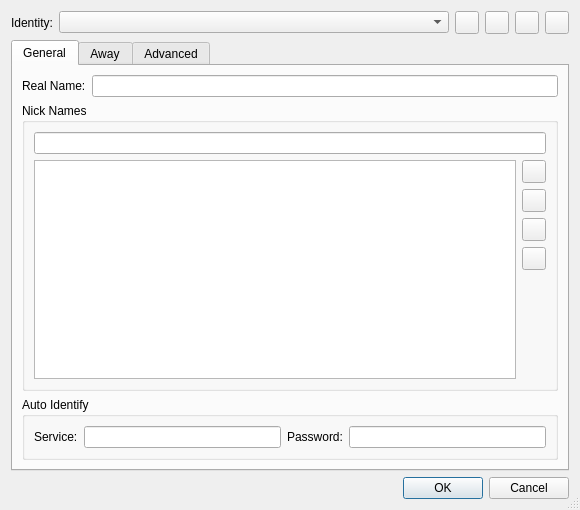
First picture: the form in Network/IRC/IrcIdentitiesEditDialog.ui, repository testmana2/test, before the edit.
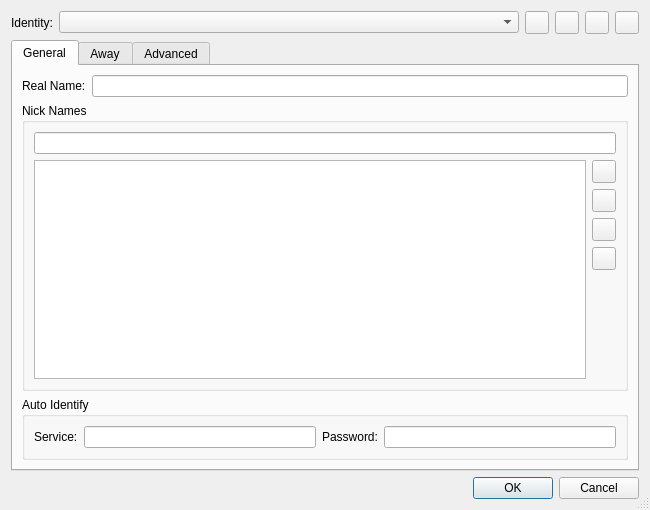
Second picture: the form after the edit.

```diff
--- a/Network/IRC/IrcIdentitiesEditDialog.ui
+++ b/Network/IRC/IrcIdentitiesEditDialog.ui
@@ -6,7 +6,7 @@
    <rect>
     <x>0</x>
     <y>0</y>
-    <width>580</width>
+    <width>650</width>
     <height>510</height>
    </rect>
   </property>
```
Left out of the diff: 2 changed lines with no effect on the pictures.
